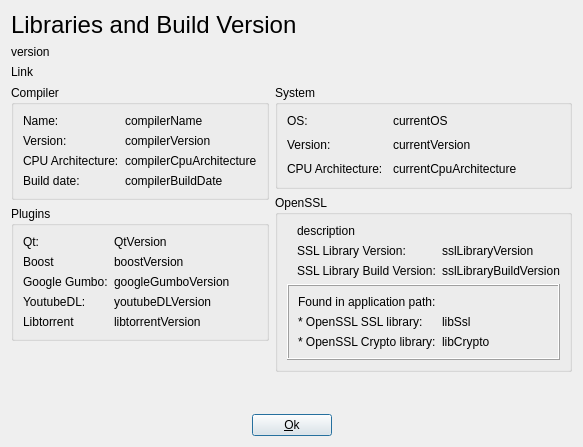
First picture: the form in src/dialogs/compilerdialog.ui, repository setvisible/ArrowDL, before the edit.
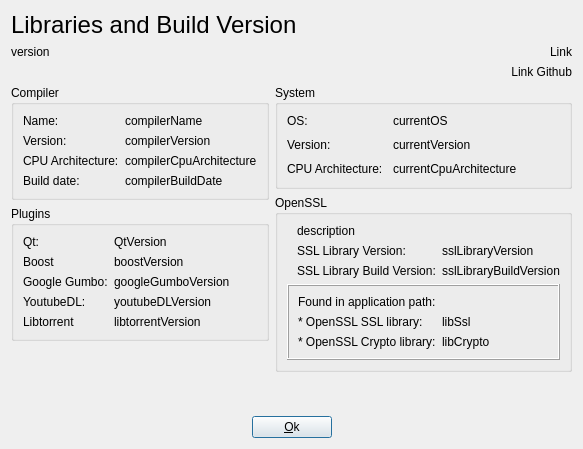
Second picture: the form after the edit.

Diff of the .ui file:
```diff
--- a/src/dialogs/compilerdialog.ui
+++ b/src/dialogs/compilerdialog.ui
@@ -7,7 +7,7 @@
     <x>0</x>
     <y>0</y>
     <width>565</width>
-    <height>447</height>
+    <height>449</height>
    </rect>
   </property>
   <property name="modal">
@@ -421,6 +421,8 @@
       </widget>
      </item>
      <item>
+      <layout class="QHBoxLayout" name="horizontalLayout_2">
+       <item>
       <widget class="QLabel" name="version">
        <property name="text">
         <string notr="true">version</string>
@@ -431,6 +433,24 @@
       <widget class="QLabel" name="link">
        <property name="text">
         <string notr="true">Link</string>
+         </property>
+         <property name="alignment">
+          <set>Qt::AlignRight|Qt::AlignTrailing|Qt::AlignVCenter</set>
+         </property>
+         <property name="openExternalLinks">
+          <bool>true</bool>
+         </property>
+        </widget>
+       </item>
+      </layout>
+     </item>
+     <item>
+      <widget class="QLabel" name="link_github">
+       <property name="text">
+        <string notr="true">Link Github</string>
+       </property>
+       <property name="alignment">
+        <set>Qt::AlignRight|Qt::AlignTrailing|Qt::AlignVCenter</set>
        </property>
        <property name="openExternalLinks">
         <bool>true</bool>
```
Lines whose indentation alone changed are shown as unchanged.
